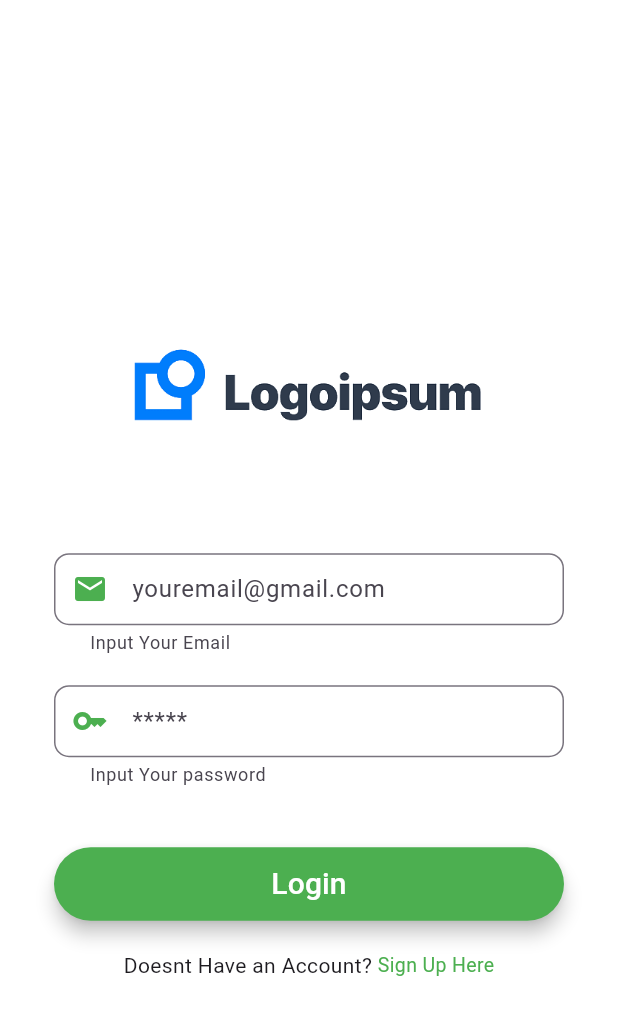
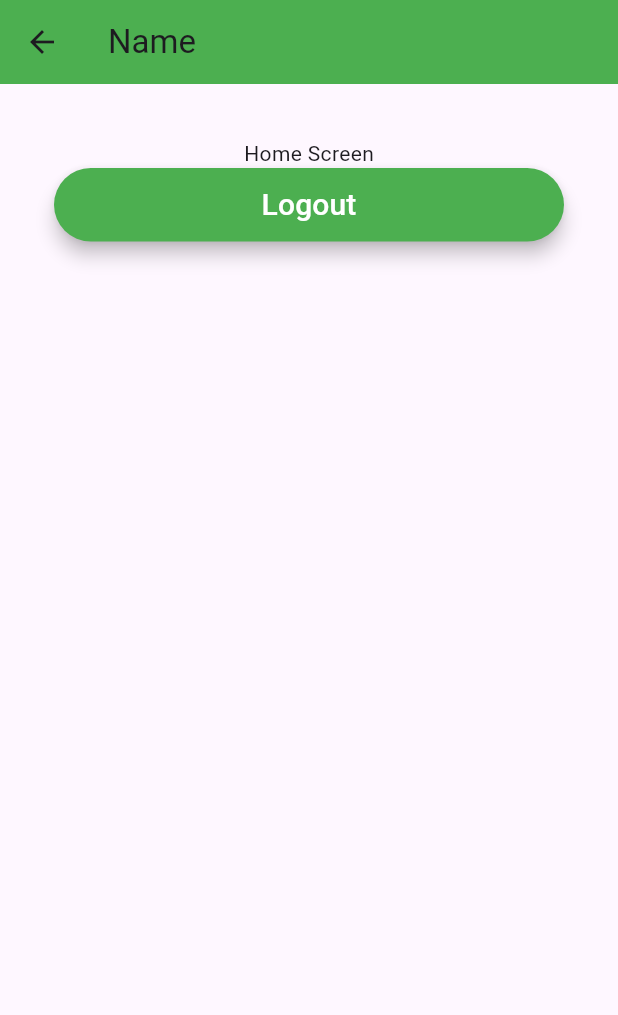
Before and after one commit to Fadhillatmojo/loginRegisFirebase, a Flutter app: the screen it shows after launch, after a tap on "Login", on a phone screen of 412 x 824 dp. Shown: the top 1015 px of the screen. Run offline on Flutter 3.47's test engine with Material 3 defaults, Android fonts, the phone set to English and light mode, and no system bars.

Commit message:
home jadi

```diff
--- a/lib/screens/home_screen.dart
+++ b/lib/screens/home_screen.dart
@@ -0,0 +1,42 @@
+import 'package:flutter/material.dart';
+
+class HomeScreen extends StatefulWidget {
+  const HomeScreen({super.key});
+
+  @override
+  State<HomeScreen> createState() => _HomeScreenState();
+}
+
+class _HomeScreenState extends State<HomeScreen> {
+  String username = "Name";
+  @override
+  Widget build(BuildContext context) {
+    final logoutButton = Material(
+      elevation: 5,
+      borderRadius: BorderRadius.circular(30),
+      color: Colors.green,
+      child: MaterialButton(
+        onPressed: () {},
+        padding: const EdgeInsets.fromLTRB(20, 10, 20, 10),
+        minWidth: MediaQuery.of(context).size.width,
+        child: const Text(
+          'Logout',
+          textAlign: TextAlign.center,
+          style: TextStyle(color: Colors.white, fontSize: 20),
+        ),
+      ),
+    );
+    return Scaffold(
+      appBar: AppBar(
+        backgroundColor: Colors.green,
+        title: Text(username),
+      ),
+      body: Container(
+        padding: const EdgeInsets.all(36.0),
+        child: Column(
+          children: [const Text('Home Screen'), logoutButton],
+        ),
+      ),
+    );
+  }
+}
--- a/lib/screens/login_screen.dart
+++ b/lib/screens/login_screen.dart
@@ -1,4 +1,5 @@
 import 'package:flutter/material.dart';
+import 'package:lg_regis_firebase/screens/home_screen.dart';
 import 'package:lg_regis_firebase/screens/registration_screen.dart';
 
 class LoginScreen extends StatefulWidget {
@@ -77,7 +78,12 @@ class _LoginScreenState extends State<LoginScreen> {
       borderRadius: BorderRadius.circular(30),
       color: Colors.green,
       child: MaterialButton(
-        onPressed: () {},
+        onPressed: () {
+          Navigator.push(
+            context,
+            MaterialPageRoute(builder: (context) => const HomeScreen()),
+          );
+        },
         padding: const EdgeInsets.fromLTRB(20, 10, 20, 10),
         minWidth: MediaQuery.of(context).size.width,
         child: const Text(
@@ -116,6 +122,8 @@ class _LoginScreenState extends State<LoginScreen> {
                     const SizedBox(
                       height: 20,
                     ),
+
+                    // doesnt have acc
                     Row(
                       mainAxisAlignment: MainAxisAlignment.center,
                       children: [
@@ -125,7 +133,9 @@ class _LoginScreenState extends State<LoginScreen> {
                             Navigator.push(
                               context,
                               MaterialPageRoute(
-                                  builder: (context) => RegistrationScreen()),
+                                builder: (context) =>
+                                    const RegistrationScreen(),
+                              ),
                             );
                           },
                           child: const Text(
```
